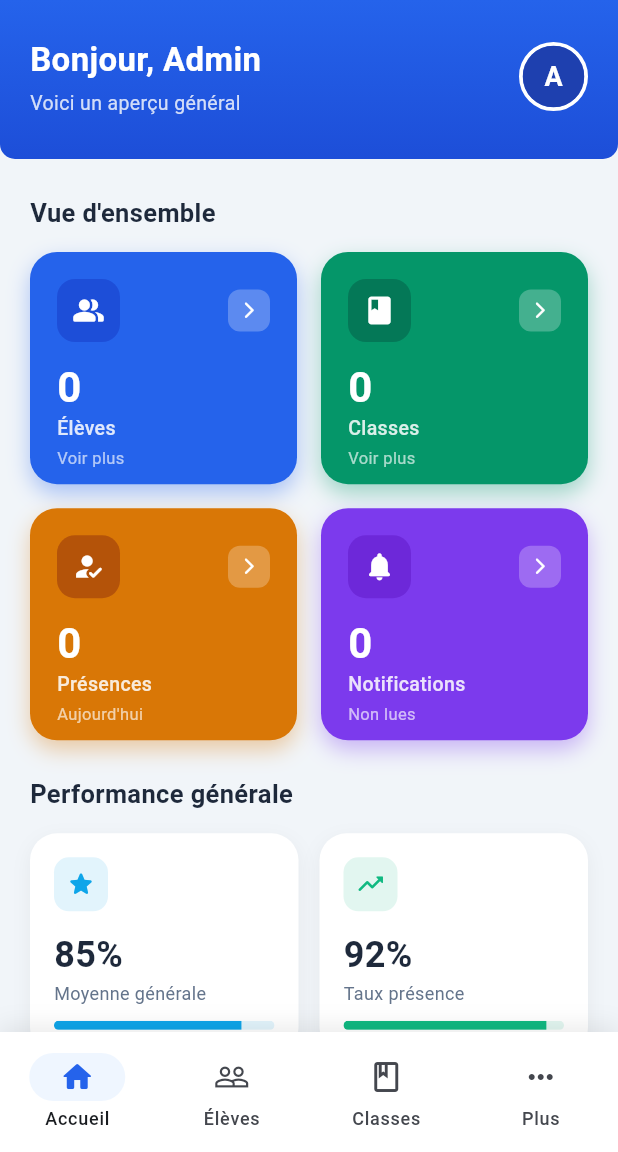
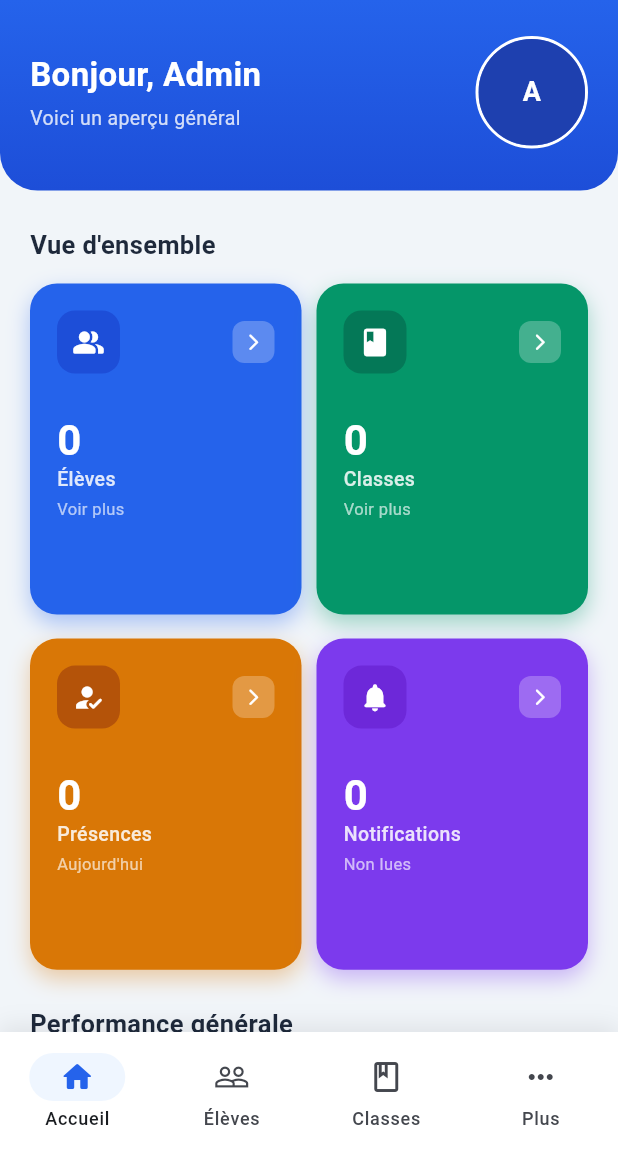
Before and after one commit to mongondzo/schooltrack, a Flutter app: the DashboardPage screen opened by its route, on a phone screen of 412 x 824 dp, the part 84-1236 px from its top. Run offline on Flutter 3.47's test engine with Material 3 defaults, Android fonts, the light colour scheme and no system bars; our stand-ins replace cloud_firestore, firebase_auth, firebase_core, flutter_bloc, go_router, google_sign_in; accounts and stored records are empty; Roboto replaces fonts that are missing (Nunito).

Commit message:
Finalisation du dashboard

```diff
--- a/lib/features/dashboard/data/repositories/dashboard_repository_impl.dart
+++ b/lib/features/dashboard/data/repositories/dashboard_repository_impl.dart
@@ -1,4 +1,4 @@
-import 'package:schooltrack/features/dashboard/data/datasources/dashboard_remote_datasource.dart';
+import 'package:schooltrack/features/dashboard/data/data/dashboard_remote_datasource.dart';
 import 'package:schooltrack/features/dashboard/domain/entities/dashboard_stats_entity.dart';
 import 'package:schooltrack/features/dashboard/domain/repositories/dashboard_repository.dart';
 
--- a/lib/features/dashboard/presentation/pages/dashboard_page.dart
+++ b/lib/features/dashboard/presentation/pages/dashboard_page.dart
@@ -173,8 +173,8 @@ class _DashboardPageState extends State<DashboardPage> {
           padding: const EdgeInsets.fromLTRB(20, 24, 20, 28),
           decoration: const BoxDecoration(
             borderRadius: BorderRadius.only(
-              bottomLeft: Radius.circular(10),
-              bottomRight: Radius.circular(10),
+              bottomLeft: Radius.circular(25),
+              bottomRight: Radius.circular(25),
             ),
             gradient: LinearGradient(
               begin: Alignment.topCenter,
@@ -215,11 +215,11 @@ class _DashboardPageState extends State<DashboardPage> {
                   _showLogoutMenu(context);
                 },
                 child: Container(
-                  width: 46,
-                  height: 46,
+                  width: 75,
+                  height: 75,
                   decoration: BoxDecoration(
                     shape: BoxShape.circle,
-                    border: Border.all(color: Colors.white, width: 2.5),
+                    border: Border.all(color: Colors.white, width: 2),
                     color: Colors.white.withOpacity(0.2),
                   ),
                   child: ClipOval(
@@ -296,8 +296,8 @@ class _DashboardPageState extends State<DashboardPage> {
                   physics: const NeverScrollableScrollPhysics(),
                   crossAxisCount: 2,
                   mainAxisSpacing: 16,
-                  crossAxisSpacing: 16,
-                  childAspectRatio: 1.15,
+                  crossAxisSpacing: 10,
+                  childAspectRatio: 0.82,
                   children: [
                     // Carte Élèves
                     StatCard(
@@ -307,9 +307,7 @@ class _DashboardPageState extends State<DashboardPage> {
                       color: const Color(0xFF2563EB),
                       iconBgColor: const Color(0xFF1D4ED8),
                       subtitle: 'Voir plus',
-                      onTap: () {
-                        // TODO: Naviguer vers la liste des élèves
-                      },
+                      onTap: () {},
                     ),
 
                     // Carte Classes
--- a/lib/features/dashboard/presentation/widgets/stat_card.dart
+++ b/lib/features/dashboard/presentation/widgets/stat_card.dart
@@ -29,6 +29,7 @@ class StatCard extends StatelessWidget {
         decoration: BoxDecoration(
           color: color,
           borderRadius: BorderRadius.circular(18),
+
           boxShadow: [
             BoxShadow(
               color: color.withOpacity(0.35),
@@ -73,7 +74,7 @@ class StatCard extends StatelessWidget {
               ],
             ),
 
-            const SizedBox(height: 16),
+            const SizedBox(height: 30),
 
             // Valeur principale (nombre)
             Text(
@@ -86,7 +87,7 @@ class StatCard extends StatelessWidget {
               ),
             ),
 
-            const SizedBox(height: 4),
+            const SizedBox(height: 3),
 
             // Label
             Text(
--- a/lib/main.dart
+++ b/lib/main.dart
@@ -8,7 +8,7 @@ import 'package:schooltrack/features/auth/domain/usecases/sign_in_with_google.da
 import 'package:schooltrack/features/auth/domain/usecases/sign_out.dart';
 import 'package:schooltrack/features/auth/presentation/bloc/auth_bloc.dart';
 import 'package:schooltrack/features/auth/presentation/bloc/auth_event.dart';
-import 'package:schooltrack/features/dashboard/data/datasources/dashboard_remote_datasource.dart';
+import 'package:schooltrack/features/dashboard/data/data/dashboard_remote_datasource.dart';
 import 'package:schooltrack/features/dashboard/data/repositories/dashboard_repository_impl.dart';
 import 'package:schooltrack/features/dashboard/domain/usecases/get_dashboard_stats.dart';
 import 'package:schooltrack/features/dashboard/presentation/bloc/dashboard_bloc.dart';
```
Also changed, not shown: lib/features/dashboard/data/data/dashboard_remote_datasource.dart (renamed from lib/features/dashboard/data/datasources/dashboard_remote_datasource.dart).
